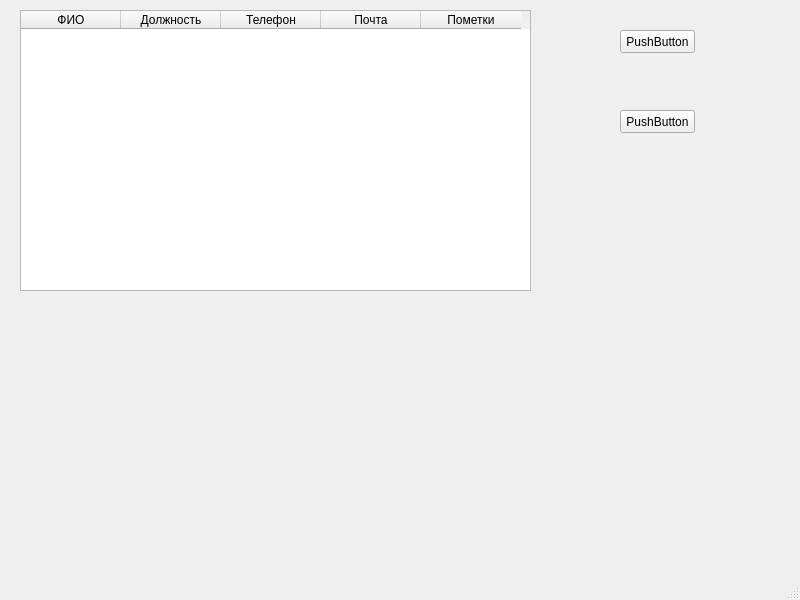
First picture: the form in test_UI_worker.ui, repository Korguv/Poliur, before the edit.
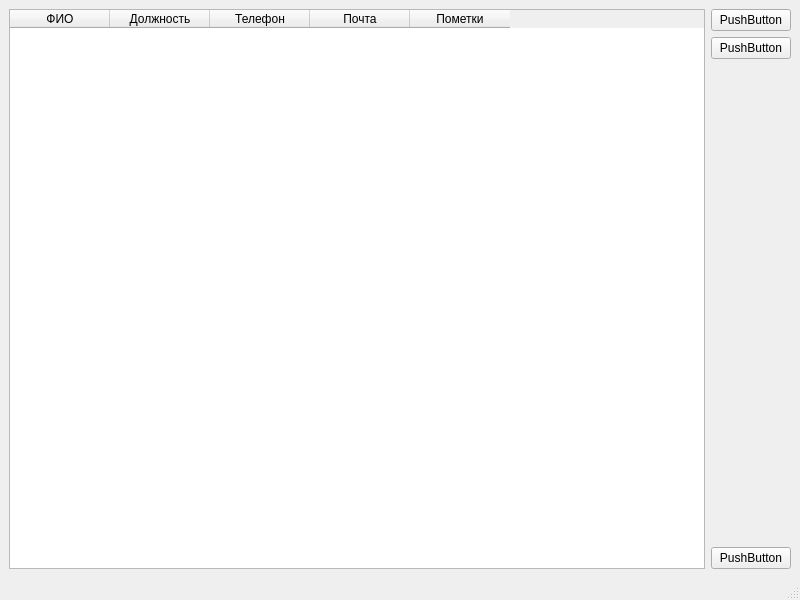
Second picture: the form after the edit.

```diff
--- a/test_UI_worker.ui
+++ b/test_UI_worker.ui
@@ -14,15 +14,9 @@
    <string>MainWindow</string>
   </property>
   <widget class="QWidget" name="centralwidget">
+   <layout class="QGridLayout" name="gridLayout">
+    <item row="0" column="0">
    <widget class="QTableWidget" name="tableWidget_8">
-    <property name="geometry">
-     <rect>
-      <x>20</x>
-      <y>10</y>
-      <width>511</width>
-      <height>281</height>
-     </rect>
-    </property>
     <column>
      <property name="text">
       <string>ФИО</string>
@@ -49,32 +43,46 @@
      </property>
     </column>
    </widget>
+    </item>
+    <item row="0" column="1">
+     <layout class="QVBoxLayout" name="verticalLayout">
+      <item>
    <widget class="QPushButton" name="pushButton">
-    <property name="geometry">
-     <rect>
-      <x>620</x>
-      <y>30</y>
-      <width>75</width>
-      <height>23</height>
-     </rect>
-    </property>
     <property name="text">
      <string>PushButton</string>
     </property>
    </widget>
+      </item>
+      <item>
    <widget class="QPushButton" name="pushButton_2">
-    <property name="geometry">
-     <rect>
-      <x>620</x>
-      <y>110</y>
-      <width>75</width>
-      <height>23</height>
-     </rect>
-    </property>
+        <property name="text">
+         <string>PushButton</string>
+        </property>
+       </widget>
+      </item>
+      <item>
+       <spacer name="verticalSpacer">
+        <property name="orientation">
+         <enum>Qt::Vertical</enum>
+        </property>
+        <property name="sizeHint" stdset="0">
+         <size>
+          <width>20</width>
+          <height>40</height>
+         </size>
+        </property>
+       </spacer>
+      </item>
+      <item>
+       <widget class="QPushButton" name="pushButton_3">
     <property name="text">
      <string>PushButton</string>
     </property>
    </widget>
+      </item>
+     </layout>
+    </item>
+   </layout>
   </widget>
   <widget class="QStatusBar" name="statusbar"/>
  </widget>
```
Lines whose indentation alone changed are shown as unchanged.
